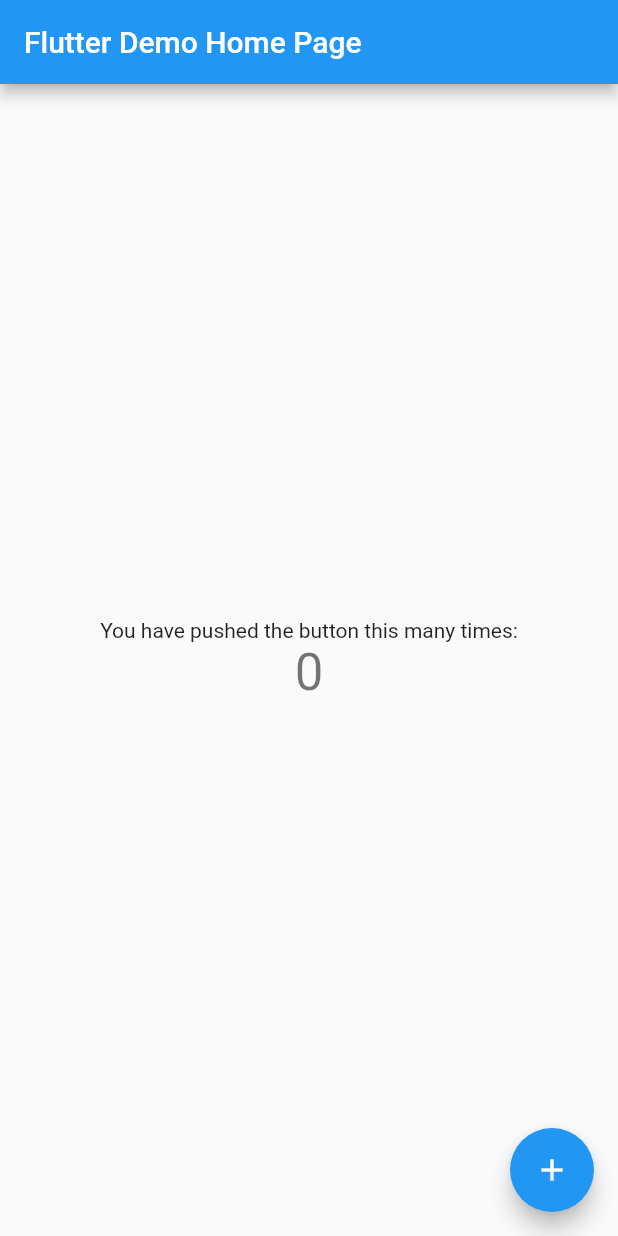
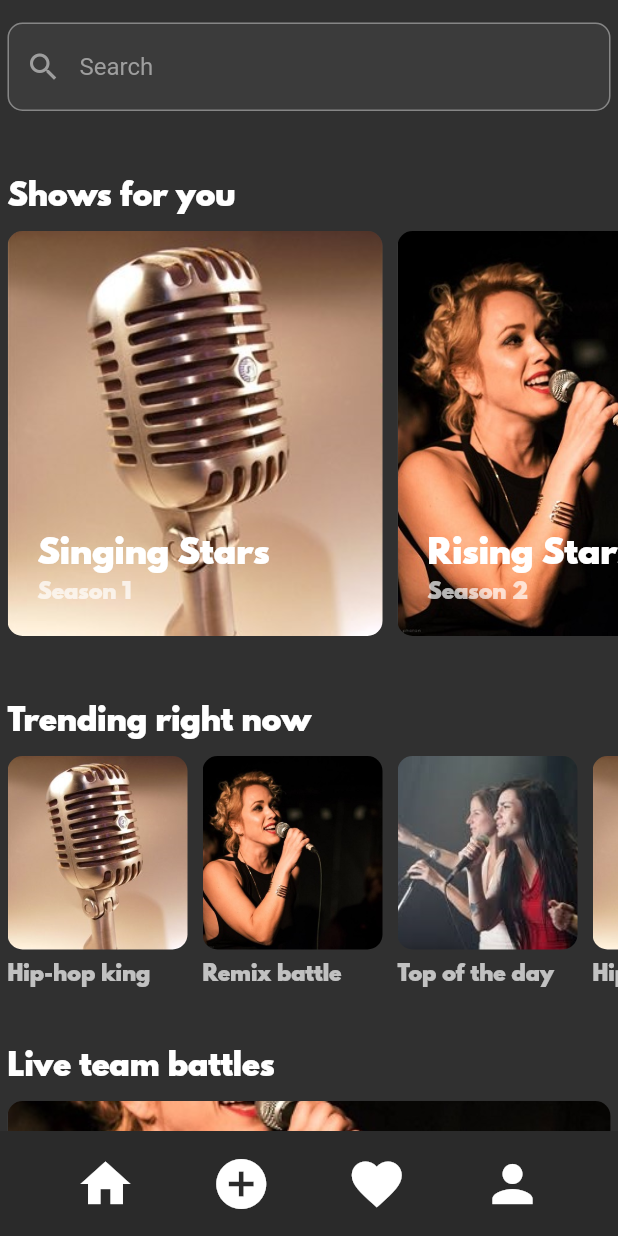
Before and after one commit to ujjwalmaity/FlutterUI, a Flutter app: the screen it shows after launch, on a phone screen of 412 x 824 dp. Run offline on Flutter 3.47's test engine with Material 2 defaults, Android fonts, the phone set to English and light mode, and no system bars.

Commit message:
Design Home Screen

```diff
--- /dev/null
+++ b/lib/components/featured_container.dart
@@ -0,0 +1,44 @@
+import 'package:flutter/material.dart';
+
+class FeaturedContainer extends StatelessWidget {
+  final String image1;
+  final String image2;
+
+  FeaturedContainer({this.image1, this.image2});
+
+  @override
+  Widget build(BuildContext context) {
+    return Row(
+      children: <Widget>[
+        Expanded(
+          child: Container(
+            height: 200.0,
+            margin: EdgeInsets.all(5.0),
+            decoration: BoxDecoration(
+              color: Colors.grey.withOpacity(0.1),
+              borderRadius: BorderRadius.circular(10.0),
+              image: DecorationImage(
+                image: AssetImage(image1),
+                fit: BoxFit.cover,
+              ),
+            ),
+          ),
+        ),
+        Expanded(
+          child: Container(
+            height: 200.0,
+            margin: EdgeInsets.all(5.0),
+            decoration: BoxDecoration(
+              color: Colors.grey.withOpacity(0.1),
+              borderRadius: BorderRadius.circular(10.0),
+              image: DecorationImage(
+                image: AssetImage(image2),
+                fit: BoxFit.cover,
+              ),
+            ),
+          ),
+        ),
+      ],
+    );
+  }
+}
--- /dev/null
+++ b/lib/components/heading_text.dart
@@ -0,0 +1,19 @@
+import 'package:FlutterUI/utilities/constants.dart';
+import 'package:flutter/material.dart';
+
+class HeadingText extends StatelessWidget {
+  final String text;
+
+  HeadingText({@required this.text});
+
+  @override
+  Widget build(BuildContext context) {
+    return Container(
+      margin: EdgeInsets.all(5.0),
+      child: Text(
+        text,
+        style: kHeadingTextStyle,
+      ),
+    );
+  }
+}
--- /dev/null
+++ b/lib/components/live_container.dart
@@ -0,0 +1,38 @@
+import 'package:FlutterUI/utilities/constants.dart';
+import 'package:flutter/material.dart';
+
+class LiveContainer extends StatelessWidget {
+  final String image;
+  final String title;
+
+  LiveContainer({this.image, this.title});
+
+  @override
+  Widget build(BuildContext context) {
+    return Container(
+      height: 100.0,
+      margin: EdgeInsets.all(5.0),
+      decoration: BoxDecoration(
+        color: Colors.grey.withOpacity(0.1),
+        borderRadius: BorderRadius.circular(10.0),
+        image: DecorationImage(
+          image: AssetImage(image),
+          fit: BoxFit.cover,
+        ),
+      ),
+      child: Padding(
+        padding: const EdgeInsets.all(8.0),
+        child: Column(
+          mainAxisAlignment: MainAxisAlignment.end,
+          crossAxisAlignment: CrossAxisAlignment.start,
+          children: <Widget>[
+            Text(
+              title,
+              style: kTitleTextStyle3,
+            ),
+          ],
+        ),
+      ),
+    );
+  }
+}
--- /dev/null
+++ b/lib/components/nav_icon.dart
@@ -0,0 +1,16 @@
+import 'package:flutter/material.dart';
+
+class NavIcon extends StatelessWidget {
+  final IconData icon;
+
+  NavIcon({@required this.icon});
+
+  @override
+  Widget build(BuildContext context) {
+    return Icon(
+      icon,
+      color: Colors.white,
+      size: 40.0,
+    );
+  }
+}
--- /dev/null
+++ b/lib/components/shows_container.dart
@@ -0,0 +1,43 @@
+import 'package:FlutterUI/utilities/constants.dart';
+import 'package:flutter/material.dart';
+
+class ShowsContainer extends StatelessWidget {
+  final String image;
+  final String title1;
+  final String title2;
+
+  ShowsContainer({this.image, this.title1, this.title2});
+
+  @override
+  Widget build(BuildContext context) {
+    return Container(
+      width: 250.0,
+      margin: EdgeInsets.all(5.0),
+      decoration: BoxDecoration(
+        color: Colors.grey.withOpacity(0.1),
+        borderRadius: BorderRadius.circular(10.0),
+        image: DecorationImage(
+          image: AssetImage(image),
+          fit: BoxFit.cover,
+        ),
+      ),
+      child: Padding(
+        padding: const EdgeInsets.all(20.0),
+        child: Column(
+          mainAxisAlignment: MainAxisAlignment.end,
+          crossAxisAlignment: CrossAxisAlignment.start,
+          children: <Widget>[
+            Text(
+              title1,
+              style: kTitleTextStyle1,
+            ),
+            Text(
+              title2,
+              style: kTitleTextStyle2,
+            ),
+          ],
+        ),
+      ),
+    );
+  }
+}
--- /dev/null
+++ b/lib/components/trending_container.dart
@@ -0,0 +1,38 @@
+import 'package:FlutterUI/utilities/constants.dart';
+import 'package:flutter/material.dart';
+
+class TrendingContainer extends StatelessWidget {
+  final String image;
+  final String title;
+
+  TrendingContainer({this.image, this.title});
+
+  @override
+  Widget build(BuildContext context) {
+    return Column(
+      mainAxisAlignment: MainAxisAlignment.spaceBetween,
+      children: <Widget>[
+        Expanded(
+          child: Container(
+            width: 120.0,
+            margin: EdgeInsets.all(5.0),
+            decoration: BoxDecoration(
+              borderRadius: BorderRadius.circular(10.0),
+              image: DecorationImage(
+                image: AssetImage(image),
+                fit: BoxFit.cover,
+              ),
+            ),
+          ),
+        ),
+        Container(
+          width: 120.0,
+          child: Text(
+            title,
+            style: kTitleTextStyle2,
+          ),
+        )
+      ],
+    );
+  }
+}
--- a/lib/main.dart
+++ b/lib/main.dart
@@ -1,117 +1,15 @@
+import 'package:FlutterUI/screens/home_screen.dart';
 import 'package:flutter/material.dart';
 
-void main() {
-  runApp(MyApp());
-}
+void main() => runApp(MyApp());
 
 class MyApp extends StatelessWidget {
-  // This widget is the root of your application.
   @override
   Widget build(BuildContext context) {
     return MaterialApp(
-      title: 'Flutter Demo',
-      theme: ThemeData(
-        // This is the theme of your application.
-        //
-        // Try running your application with "flutter run". You'll see the
-        // application has a blue toolbar. Then, without quitting the app, try
-        // changing the primarySwatch below to Colors.green and then invoke
-        // "hot reload" (press "r" in the console where you ran "flutter run",
-        // or simply save your changes to "hot reload" in a Flutter IDE).
-        // Notice that the counter didn't reset back to zero; the application
-        // is not restarted.
-        primarySwatch: Colors.blue,
-        // This makes the visual density adapt to the platform that you run
-        // the app on. For desktop platforms, the controls will be smaller and
-        // closer together (more dense) than on mobile platforms.
-        visualDensity: VisualDensity.adaptivePlatformDensity,
-      ),
-      home: MyHomePage(title: 'Flutter Demo Home Page'),
+      debugShowCheckedModeBanner: false,
+      theme: ThemeData.dark(),
+      home: HomeScreen(),
     );
   }
 }
-
-class MyHomePage extends StatefulWidget {
-  MyHomePage({Key key, this.title}) : super(key: key);
-
-  // This widget is the home page of your application. It is stateful, meaning
-  // that it has a State object (defined below) that contains fields that affect
-  // how it looks.
-
-  // This class is the configuration for the state. It holds the values (in this
-  // case the title) provided by the parent (in this case the App widget) and
-  // used by the build method of the State. Fields in a Widget subclass are
-  // always marked "final".
-
-  final String title;
-
-  @override
-  _MyHomePageState createState() => _MyHomePageState();
-}
-
-class _MyHomePageState extends State<MyHomePage> {
-  int _counter = 0;
-
-  void _incrementCounter() {
-    setState(() {
-      // This call to setState tells the Flutter framework that something has
-      // changed in this State, which causes it to rerun the build method below
-      // so that the display can reflect the updated values. If we changed
-      // _counter without calling setState(), then the build method would not be
-      // called again, and so nothing would appear to happen.
-      _counter++;
-    });
-  }
-
-  @override
-  Widget build(BuildContext context) {
-    // This method is rerun every time setState is called, for instance as done
-    // by the _incrementCounter method above.
-    //
-    // The Flutter framework has been optimized to make rerunning build methods
-    // fast, so that you can just rebuild anything that needs updating rather
-    // than having to individually change instances of widgets.
-    return Scaffold(
-      appBar: AppBar(
-        // Here we take the value from the MyHomePage object that was created by
-        // the App.build method, and use it to set our appbar title.
-        title: Text(widget.title),
-      ),
-      body: Center(
-        // Center is a layout widget. It takes a single child and positions it
-        // in the middle of the parent.
-        child: Column(
-          // Column is also a layout widget. It takes a list of children and
-          // arranges them vertically. By default, it sizes itself to fit its
-          // children horizontally, and tries to be as tall as its parent.
-          //
-          // Invoke "debug painting" (press "p" in the console, choose the
-          // "Toggle Debug Paint" action from the Flutter Inspector in Android
-          // Studio, or the "Toggle Debug Paint" command in Visual Studio Code)
-          // to see the wireframe for each widget.
-          //
-          // Column has various properties to control how it sizes itself and
-          // how it positions its children. Here we use mainAxisAlignment to
-          // center the children vertically; the main axis here is the vertical
-          // axis because Columns are vertical (the cross axis would be
-          // horizontal).
-          mainAxisAlignment: MainAxisAlignment.center,
-          children: <Widget>[
-            Text(
-              'You have pushed the button this many times:',
-            ),
-            Text(
-              '$_counter',
-              style: Theme.of(context).textTheme.headline4,
-            ),
-          ],
-        ),
-      ),
-      floatingActionButton: FloatingActionButton(
-        onPressed: _incrementCounter,
-        tooltip: 'Increment',
-        child: Icon(Icons.add),
-      ), // This trailing comma makes auto-formatting nicer for build methods.
-    );
-  }
-}
--- /dev/null
+++ b/lib/screens/home_screen.dart
@@ -0,0 +1,120 @@
+import 'package:FlutterUI/components/featured_container.dart';
+import 'package:FlutterUI/components/heading_text.dart';
+import 'package:FlutterUI/components/live_container.dart';
+import 'package:FlutterUI/components/nav_icon.dart';
+import 'package:FlutterUI/components/shows_container.dart';
+import 'package:FlutterUI/components/trending_container.dart';
+import 'package:FlutterUI/utilities/constants.dart';
+import 'package:flutter/material.dart';
+
+class HomeScreen extends StatelessWidget {
+  @override
+  Widget build(BuildContext context) {
+    return Scaffold(
+      body: SafeArea(
+        child: Column(
+          children: <Widget>[
+            Expanded(
+              child: ListView(
+                scrollDirection: Axis.vertical,
+                children: <Widget>[
+                  SizedBox(height: 10.0),
+                  Container(
+                    margin: EdgeInsets.all(5.0),
+                    decoration: BoxDecoration(
+                      color: Colors.grey.withOpacity(0.1),
+                      borderRadius: BorderRadius.circular(10.0),
+                    ),
+                    child: TextField(
+                      decoration: kTextFieldInputDecoration,
+                    ),
+                  ),
+                  SizedBox(height: 30.0),
+                  HeadingText(text: 'Shows for you'),
+                  Container(
+                    height: 280.0,
+                    child: ListView(
+                      scrollDirection: Axis.horizontal,
+                      children: <Widget>[
+                        ShowsContainer(
+                          image: 'images/image1.jpg',
+                          title1: 'Singing Stars',
+                          title2: 'Season 1',
+                        ),
+                        ShowsContainer(
+                          image: 'images/image2.jpg',
+                          title1: 'Rising Stars',
+                          title2: 'Season 2',
+                        ),
+                        ShowsContainer(
+                          image: 'images/image3.jpg',
+                          title1: 'Battle of Queens',
+                          title2: 'Season 3',
+                        ),
+                      ],
+                    ),
+                  ),
+                  SizedBox(height: 30.0),
+                  HeadingText(text: 'Trending right now'),
+                  Container(
+                    height: 160,
+                    child: ListView(
+                      scrollDirection: Axis.horizontal,
+                      children: <Widget>[
+                        TrendingContainer(
+                          image: 'images/image1.jpg',
+                          title: 'Hip-hop king',
+                        ),
+                        TrendingContainer(
+                          image: 'images/image2.jpg',
+                          title: 'Remix battle',
+                        ),
+                        TrendingContainer(
+                          image: 'images/image3.jpg',
+                          title: 'Top of the day',
+                        ),
+                        TrendingContainer(
+                          image: 'images/image1.jpg',
+                          title: 'Hip-hop king',
+                        ),
+                        TrendingContainer(
+                          image: 'images/image2.jpg',
+                          title: 'Remix battle',
+                        ),
+                        TrendingContainer(
+                          image: 'images/image3.jpg',
+                          title: 'Top of the day',
+                        ),
+                      ],
+                    ),
+                  ),
+                  SizedBox(height: 30.0),
+                  HeadingText(text: 'Live team battles'),
+                  LiveContainer(image: 'images/image2.jpg', title: 'Rising Stars S1'),
+                  LiveContainer(image: 'images/image4.jpg', title: 'Dance Heroes S8'),
+                  SizedBox(height: 30.0),
+                  HeadingText(text: 'Featured performances'),
+                  FeaturedContainer(image1: 'images/image1.jpg', image2: 'images/image2.jpg'),
+                  FeaturedContainer(image1: 'images/image3.jpg', image2: 'images/image4.jpg'),
+                ],
+              ),
+            ),
+            Container(
+              height: 70.0,
+              color: Colors.black12,
+              child: Row(
+                mainAxisAlignment: MainAxisAlignment.spaceEvenly,
+                children: <Widget>[
+                  NavIcon(icon: Icons.home),
+                  NavIcon(icon: Icons.add_circle),
+                  NavIcon(icon: Icons.favorite),
+                  NavIcon(icon: Icons.person),
+                ],
+              ),
+            ),
+          ],
+        ),
+      ),
+    );
+  }
+}
--- /dev/null
+++ b/lib/utilities/constants.dart
@@ -0,0 +1,41 @@
+import 'package:flutter/material.dart';
+
+const kHeadingTextStyle = TextStyle(
+  fontSize: 20.0,
+  fontWeight: FontWeight.bold,
+  fontFamily: 'Spartan MB',
+);
+
+const kTitleTextStyle1 = TextStyle(
+  fontSize: 22.0,
+  fontFamily: 'Spartan MB',
+);
+
+const kTitleTextStyle2 = TextStyle(
+  fontFamily: 'Spartan MB',
+  color: Colors.white70,
+);
+
+const kTitleTextStyle3 = TextStyle(
+  fontFamily: 'Spartan MB',
+  color: Colors.white,
+);
+
+final kTextFieldInputDecoration = InputDecoration(
+  //filled: true,
+  fillColor: Colors.grey.withOpacity(0.5),
+  hintText: 'Search',
+  hintStyle: TextStyle(
+    color: Colors.grey,
+  ),
+  prefixIcon: Icon(
+    Icons.search,
+    color: Colors.grey,
+  ),
+  border: OutlineInputBorder(
+    borderRadius: BorderRadius.all(
+      Radius.circular(10.0),
+    ),
+    //borderSide: BorderSide.none,
+  ),
+);
```
Also changed, not shown: pubspec.yaml (+8 -51 lines), fonts/SpartanMB-Black.otf (added), images/image1.jpg (added), images/image2.jpg (added), images/image3.jpg (added), images/image4.jpg (added).
